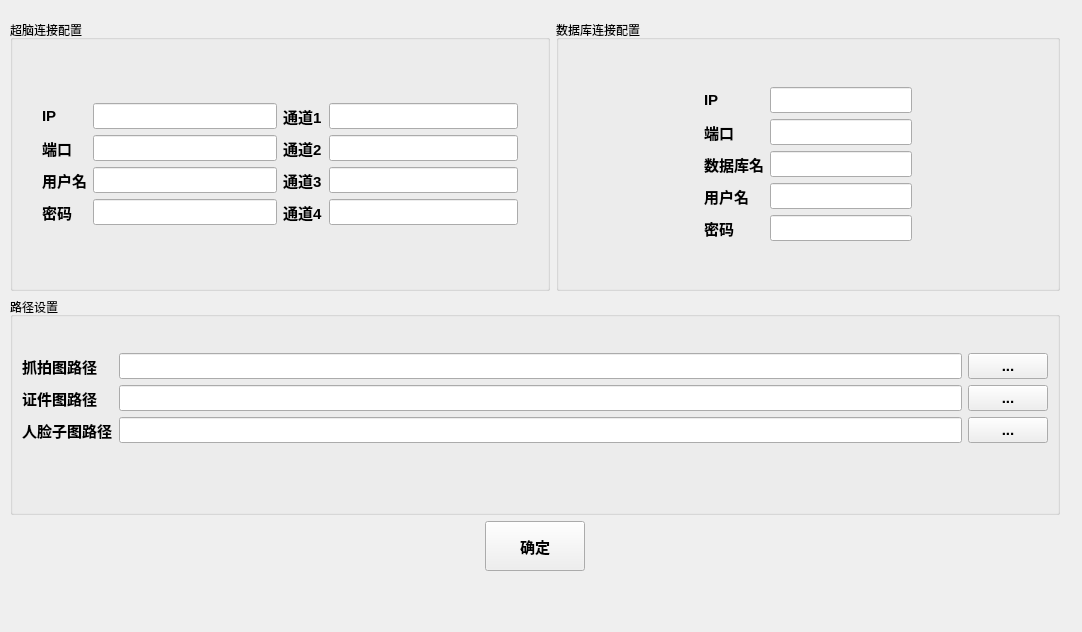
Flzjler/LaborEye, file SettingView/settingview.ui: the form before one commit.
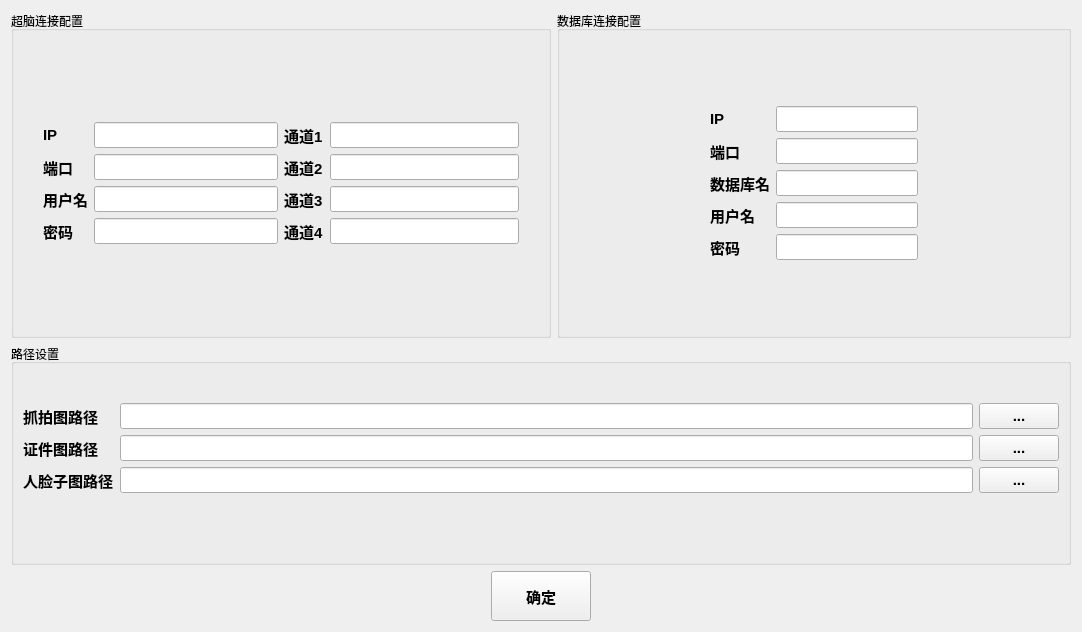
The form after the commit.

Diff of the .ui file:
```diff
--- a/SettingView/settingview.ui
+++ b/SettingView/settingview.ui
@@ -19,15 +19,8 @@
   <property name="windowTitle">
    <string>Form</string>
   </property>
-  <widget class="QWidget" name="layoutWidget">
-   <property name="geometry">
-    <rect>
-     <x>10</x>
-     <y>20</y>
-     <width>1050</width>
-     <height>551</height>
-    </rect>
-   </property>
+  <layout class="QHBoxLayout" name="horizontalLayout_12">
+   <item>
    <layout class="QVBoxLayout" name="verticalLayout_13">
     <item>
      <layout class="QHBoxLayout" name="horizontalLayout_7">
@@ -39,6 +32,18 @@
           <height>250</height>
          </size>
         </property>
+         <property name="maximumSize">
+          <size>
+           <width>16777215</width>
+           <height>16777215</height>
+          </size>
+         </property>
+         <property name="sizeIncrement">
+          <size>
+           <width>0</width>
+           <height>-1</height>
+          </size>
+         </property>
         <property name="title">
          <string>超脑连接配置</string>
         </property>
@@ -363,6 +368,12 @@
           <height>250</height>
          </size>
         </property>
+         <property name="maximumSize">
+          <size>
+           <width>16777215</width>
+           <height>16777215</height>
+          </size>
+         </property>
         <property name="title">
          <string>数据库连接配置</string>
         </property>
@@ -856,7 +867,8 @@
      </layout>
     </item>
    </layout>
-  </widget>
+   </item>
+  </layout>
  </widget>
  <resources/>
  <connections/>
```
Lines whose indentation alone changed are shown as unchanged.
